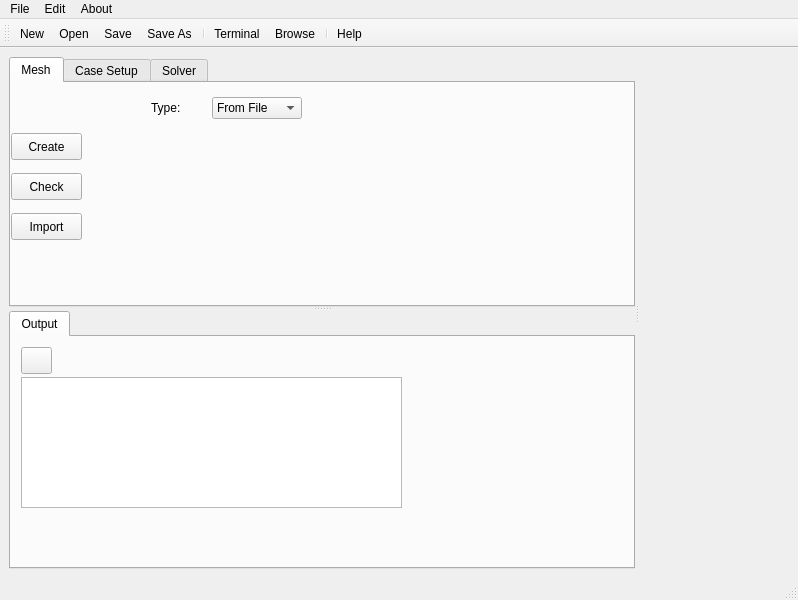
Before: the Qt Designer form petroFoam.ui in Eng-RSMY/petroFoam, drawn with Qt 5.
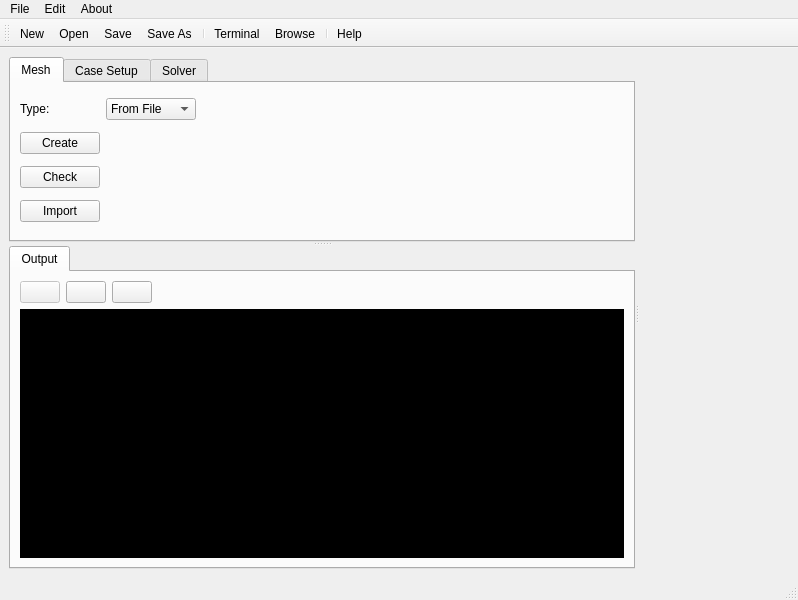
After: the same form once the commit is applied. Icons and pictures are not drawn.

Diff of the .ui file:
```diff
--- a/petroFoam.ui
+++ b/petroFoam.ui
@@ -49,103 +49,94 @@
             <attribute name="title">
              <string>Mesh</string>
             </attribute>
-            <widget class="QWidget" name="gridLayoutWidget">
-             <property name="geometry">
-              <rect>
-               <x>140</x>
-               <y>-10</y>
-               <width>151</width>
-               <height>71</height>
-              </rect>
-             </property>
-             <layout class="QGridLayout" name="gridLayout">
-              <item row="0" column="0">
-               <widget class="QLabel" name="label">
+            <layout class="QGridLayout" name="gridLayout_2">
+             <item row="1" column="0">
+              <widget class="QPushButton" name="pushButton_create">
+               <property name="text">
+                <string>Create</string>
+               </property>
+               <property name="icon">
+                <iconset resource="resources.qrc">
+                 <normaloff>:/newPrefix/images/fromHelyx/new16.png</normaloff>:/newPrefix/images/fromHelyx/new16.png</iconset>
+               </property>
+              </widget>
+             </item>
+             <item row="0" column="1">
+              <widget class="QComboBox" name="comboBoxMesh">
+               <item>
                 <property name="text">
-                 <string>Type:</string>
+                 <string>From File</string>
                 </property>
-               </widget>
-              </item>
-              <item row="0" column="1">
-               <widget class="QComboBox" name="comboBoxMesh">
-                <item>
-                 <property name="text">
-                  <string>From File</string>
-                 </property>
-                </item>
-                <item>
-                 <property name="text">
-                  <string>Base Mesh</string>
-                 </property>
-                </item>
-               </widget>
-              </item>
-             </layout>
-            </widget>
-            <widget class="QWidget" name="widget_4" native="true">
-             <property name="geometry">
-              <rect>
-               <x>80</x>
-               <y>80</y>
-               <width>281</width>
-               <height>101</height>
-              </rect>
-             </property>
-            </widget>
-            <widget class="QPushButton" name="pushButton_create">
-             <property name="geometry">
-              <rect>
-               <x>0</x>
-               <y>50</y>
-               <width>71</width>
-               <height>27</height>
-              </rect>
-             </property>
-             <property name="text">
-              <string>Create</string>
-             </property>
-             <property name="icon">
-              <iconset resource="resources.qrc">
-               <normaloff>:/newPrefix/images/fromHelyx/new16.png</normaloff>:/newPrefix/images/fromHelyx/new16.png</iconset>
-             </property>
-            </widget>
-            <widget class="QPushButton" name="pushButton_check">
-             <property name="geometry">
-              <rect>
-               <x>0</x>
-               <y>90</y>
-               <width>71</width>
-               <height>27</height>
-              </rect>
-             </property>
-             <property name="text">
-              <string>Check</string>
-             </property>
-             <property name="icon">
-              <iconset resource="resources.qrc">
-               <normaloff>:/newPrefix/images/fromHelyx/tick16.png</normaloff>:/newPrefix/images/fromHelyx/tick16.png</iconset>
-             </property>
-            </widget>
-            <widget class="QPushButton" name="pushButton_import">
-             <property name="enabled">
-              <bool>true</bool>
-             </property>
-             <property name="geometry">
-              <rect>
-               <x>0</x>
-               <y>130</y>
-               <width>71</width>
-               <height>27</height>
-              </rect>
-             </property>
-             <property name="text">
-              <string>Import</string>
-             </property>
-             <property name="icon">
-              <iconset resource="resources.qrc">
-               <normaloff>:/newPrefix/images/fromHelyx/import16.png</normaloff>:/newPrefix/images/fromHelyx/import16.png</iconset>
-             </property>
-            </widget>
+               </item>
+               <item>
+                <property name="text">
+                 <string>Base Mesh</string>
+                </property>
+               </item>
+              </widget>
+             </item>
+             <item row="0" column="0">
+              <widget class="QLabel" name="label">
+               <property name="text">
+                <string>Type:</string>
+               </property>
+              </widget>
+             </item>
+             <item row="3" column="0">
+              <widget class="QPushButton" name="pushButton_import">
+               <property name="enabled">
+                <bool>true</bool>
+               </property>
+               <property name="text">
+                <string>Import</string>
+               </property>
+               <property name="icon">
+                <iconset resource="resources.qrc">
+                 <normaloff>:/newPrefix/images/fromHelyx/import16.png</normaloff>:/newPrefix/images/fromHelyx/import16.png</iconset>
+               </property>
+              </widget>
+             </item>
+             <item row="0" column="3">
+              <layout class="QGridLayout" name="gridLayout"/>
+             </item>
+             <item row="2" column="0">
+              <widget class="QPushButton" name="pushButton_check">
+               <property name="text">
+                <string>Check</string>
+               </property>
+               <property name="icon">
+                <iconset resource="resources.qrc">
+                 <normaloff>:/newPrefix/images/fromHelyx/tick16.png</normaloff>:/newPrefix/images/fromHelyx/tick16.png</iconset>
+               </property>
+              </widget>
+             </item>
+             <item row="0" column="2">
+              <spacer name="horizontalSpacer_3">
+               <property name="orientation">
+                <enum>Qt::Horizontal</enum>
+               </property>
+               <property name="sizeHint" stdset="0">
+                <size>
+                 <width>40</width>
+                 <height>20</height>
+                </size>
+               </property>
+              </spacer>
+             </item>
+             <item row="1" column="1" colspan="2">
+              <spacer name="horizontalSpacer">
+               <property name="orientation">
+                <enum>Qt::Horizontal</enum>
+               </property>
+               <property name="sizeHint" stdset="0">
+                <size>
+                 <width>40</width>
+                 <height>20</height>
+                </size>
+               </property>
+              </spacer>
+             </item>
+            </layout>
            </widget>
            <widget class="QWidget" name="tab_2">
             <attribute name="title">
@@ -169,33 +160,476 @@
                <attribute name="title">
                 <string>Output</string>
                </attribute>
-               <widget class="QPushButton" name="pushButton">
-                <property name="geometry">
-                 <rect>
-                  <x>10</x>
-                  <y>10</y>
-                  <width>31</width>
-                  <height>27</height>
-                 </rect>
-                </property>
-                <property name="text">
-                 <string/>
-                </property>
-                <property name="icon">
-                 <iconset resource="resources.qrc">
-                  <normaloff>:/newPrefix/images/fromHelyx/fileSave16.png</normaloff>:/newPrefix/images/fromHelyx/fileSave16.png</iconset>
-                </property>
-               </widget>
-               <widget class="QTextEdit" name="textEdit">
-                <property name="geometry">
-                 <rect>
-                  <x>10</x>
-                  <y>40</y>
-                  <width>381</width>
-                  <height>131</height>
-                 </rect>
-                </property>
-               </widget>
+               <layout class="QGridLayout" name="gridLayout_3">
+                <item row="0" column="1">
+                 <widget class="QPushButton" name="pushButton">
+                  <property name="text">
+                   <string/>
+                  </property>
+                  <property name="icon">
+                   <iconset resource="resources.qrc">
+                    <normaloff>:/newPrefix/images/fromHelyx/fileSave16.png</normaloff>:/newPrefix/images/fromHelyx/fileSave16.png</iconset>
+                  </property>
+                 </widget>
+                </item>
+                <item row="1" column="0" colspan="4">
+                 <widget class="QTextEdit" name="textEdit">
+                  <property name="palette">
+                   <palette>
+                    <active>
+                     <colorrole role="WindowText">
+                      <brush brushstyle="SolidPattern">
+                       <color alpha="255">
+                        <red>255</red>
+                        <green>255</green>
+                        <blue>255</blue>
+                       </color>
+                      </brush>
+                     </colorrole>
+                     <colorrole role="Button">
+                      <brush brushstyle="SolidPattern">
+                       <color alpha="255">
+                        <red>0</red>
+                        <green>0</green>
+                        <blue>0</blue>
+                       </color>
+                      </brush>
+                     </colorrole>
+                     <colorrole role="Light">
+                      <brush brushstyle="SolidPattern">
+                       <color alpha="255">
+                        <red>0</red>
+                        <green>0</green>
+                        <blue>0</blue>
+                       </color>
+                      </brush>
+                     </colorrole>
+                     <colorrole role="Midlight">
+                      <brush brushstyle="SolidPattern">
+                       <color alpha="255">
+                        <red>0</red>
+                        <green>0</green>
+                        <blue>0</blue>
+                       </color>
+                      </brush>
+                     </colorrole>
+                     <colorrole role="Dark">
+                      <brush brushstyle="SolidPattern">
+                       <color alpha="255">
+                        <red>0</red>
+                        <green>0</green>
+                        <blue>0</blue>
+                       </color>
+                      </brush>
+                     </colorrole>
+                     <colorrole role="Mid">
+                      <brush brushstyle="SolidPattern">
+                       <color alpha="255">
+                        <red>0</red>
+                        <green>0</green>
+                        <blue>0</blue>
+                       </color>
+                      </brush>
+                     </colorrole>
+                     <colorrole role="Text">
+                      <brush brushstyle="SolidPattern">
+                       <color alpha="255">
+                        <red>255</red>
+                        <green>255</green>
+                        <blue>255</blue>
+                       </color>
+                      </brush>
+                     </colorrole>
+                     <colorrole role="BrightText">
+                      <brush brushstyle="SolidPattern">
+                       <color alpha="255">
+                        <red>255</red>
+                        <green>255</green>
+                        <blue>255</blue>
+                       </color>
+                      </brush>
+                     </colorrole>
+                     <colorrole role="ButtonText">
+                      <brush brushstyle="SolidPattern">
+                       <color alpha="255">
+                        <red>255</red>
+                        <green>255</green>
+                        <blue>255</blue>
+                       </color>
+                      </brush>
+                     </colorrole>
+                     <colorrole role="Base">
+                      <brush brushstyle="SolidPattern">
+                       <color alpha="255">
+                        <red>0</red>
+                        <green>0</green>
+                        <blue>0</blue>
+                       </color>
+                      </brush>
+                     </colorrole>
+                     <colorrole role="Window">
+                      <brush brushstyle="SolidPattern">
+                       <color alpha="255">
+                        <red>0</red>
+                        <green>0</green>
+                        <blue>0</blue>
+                       </color>
+                      </brush>
+                     </colorrole>
+                     <colorrole role="Shadow">
+                      <brush brushstyle="SolidPattern">
+                       <color alpha="255">
+                        <red>0</red>
+                        <green>0</green>
+                        <blue>0</blue>
+                       </color>
+                      </brush>
+                     </colorrole>
+                     <colorrole role="AlternateBase">
+                      <brush brushstyle="SolidPattern">
+                       <color alpha="255">
+                        <red>0</red>
+                        <green>0</green>
+                        <blue>0</blue>
+                       </color>
+                      </brush>
+                     </colorrole>
+                     <colorrole role="ToolTipBase">
+                      <brush brushstyle="SolidPattern">
+                       <color alpha="255">
+                        <red>255</red>
+                        <green>255</green>
+                        <blue>220</blue>
+                       </color>
+                      </brush>
+                     </colorrole>
+                     <colorrole role="ToolTipText">
+                      <brush brushstyle="SolidPattern">
+                       <color alpha="255">
+                        <red>0</red>
+                        <green>0</green>
+                        <blue>0</blue>
+                       </color>
+                      </brush>
+                     </colorrole>
+                    </active>
+                    <inactive>
+                     <colorrole role="WindowText">
+                      <brush brushstyle="SolidPattern">
+                       <color alpha="255">
+                        <red>255</red>
+                        <green>255</green>
+                        <blue>255</blue>
+                       </color>
+                      </brush>
+                     </colorrole>
+                     <colorrole role="Button">
+                      <brush brushstyle="SolidPattern">
+                       <color alpha="255">
+                        <red>0</red>
+                        <green>0</green>
+                        <blue>0</blue>
+                       </color>
+                      </brush>
+                     </colorrole>
+                     <colorrole role="Light">
+                      <brush brushstyle="SolidPattern">
+                       <color alpha="255">
+                        <red>0</red>
+                        <green>0</green>
+                        <blue>0</blue>
+                       </color>
+                      </brush>
+                     </colorrole>
+                     <colorrole role="Midlight">
+                      <brush brushstyle="SolidPattern">
+                       <color alpha="255">
+                        <red>0</red>
+                        <green>0</green>
+                        <blue>0</blue>
+                       </color>
+                      </brush>
+                     </colorrole>
+                     <colorrole role="Dark">
+                      <brush brushstyle="SolidPattern">
+                       <color alpha="255">
+                        <red>0</red>
+                        <green>0</green>
+                        <blue>0</blue>
+                       </color>
+                      </brush>
+                     </colorrole>
+                     <colorrole role="Mid">
+                      <brush brushstyle="SolidPattern">
+                       <color alpha="255">
+                        <red>0</red>
+                        <green>0</green>
+                        <blue>0</blue>
+                       </color>
+                      </brush>
+                     </colorrole>
+                     <colorrole role="Text">
+                      <brush brushstyle="SolidPattern">
+                       <color alpha="255">
+                        <red>255</red>
+                        <green>255</green>
+                        <blue>255</blue>
+                       </color>
+                      </brush>
+                     </colorrole>
+                     <colorrole role="BrightText">
+                      <brush brushstyle="SolidPattern">
+                       <color alpha="255">
+                        <red>255</red>
+                        <green>255</green>
+                        <blue>255</blue>
+                       </color>
+                      </brush>
+                     </colorrole>
+                     <colorrole role="ButtonText">
+                      <brush brushstyle="SolidPattern">
+                       <color alpha="255">
+                        <red>255</red>
+                        <green>255</green>
+                        <blue>255</blue>
+                       </color>
+                      </brush>
+                     </colorrole>
+                     <colorrole role="Base">
+                      <brush brushstyle="SolidPattern">
+                       <color alpha="255">
+                        <red>0</red>
+                        <green>0</green>
+                        <blue>0</blue>
+                       </color>
+                      </brush>
+                     </colorrole>
+                     <colorrole role="Window">
+                      <brush brushstyle="SolidPattern">
+                       <color alpha="255">
+                        <red>0</red>
+                        <green>0</green>
+                        <blue>0</blue>
+                       </color>
+                      </brush>
+                     </colorrole>
+                     <colorrole role="Shadow">
+                      <brush brushstyle="SolidPattern">
+                       <color alpha="255">
+                        <red>0</red>
+                        <green>0</green>
+                        <blue>0</blue>
+                       </color>
+                      </brush>
+                     </colorrole>
+                     <colorrole role="AlternateBase">
+                      <brush brushstyle="SolidPattern">
+                       <color alpha="255">
+                        <red>0</red>
+                        <green>0</green>
+                        <blue>0</blue>
+                       </color>
+                      </brush>
+                     </colorrole>
+                     <colorrole role="ToolTipBase">
+                      <brush brushstyle="SolidPattern">
+                       <color alpha="255">
+                        <red>255</red>
+                        <green>255</green>
+                        <blue>220</blue>
+                       </color>
+                      </brush>
+                     </colorrole>
+                     <colorrole role="ToolTipText">
+                      <brush brushstyle="SolidPattern">
+                       <color alpha="255">
+                        <red>0</red>
+                        <green>0</green>
+                        <blue>0</blue>
+                       </color>
+                      </brush>
+                     </colorrole>
+                    </inactive>
+                    <disabled>
+                     <colorrole role="WindowText">
+                      <brush brushstyle="SolidPattern">
+                       <color alpha="255">
+                        <red>0</red>
+                        <green>0</green>
+                        <blue>0</blue>
+                       </color>
+                      </brush>
+                     </colorrole>
+                     <colorrole role="Button">
+                      <brush brushstyle="SolidPattern">
+                       <color alpha="255">
+                        <red>0</red>
+                        <green>0</green>
+                        <blue>0</blue>
+                       </color>
+                      </brush>
+                     </colorrole>
+                     <colorrole role="Light">
+                      <brush brushstyle="SolidPattern">
+                       <color alpha="255">
+                        <red>0</red>
+                        <green>0</green>
+                        <blue>0</blue>
+                       </color>
+                      </brush>
+                     </colorrole>
+                     <colorrole role="Midlight">
+                      <brush brushstyle="SolidPattern">
+                       <color alpha="255">
+                        <red>0</red>
+                        <green>0</green>
+                        <blue>0</blue>
+                       </color>
+                      </brush>
+                     </colorrole>
+                     <colorrole role="Dark">
+                      <brush brushstyle="SolidPattern">
+                       <color alpha="255">
+                        <red>0</red>
+                        <green>0</green>
+                        <blue>0</blue>
+                       </color>
+                      </brush>
+                     </colorrole>
+                     <colorrole role="Mid">
+                      <brush brushstyle="SolidPattern">
+                       <color alpha="255">
+                        <red>0</red>
+                        <green>0</green>
+                        <blue>0</blue>
+                       </color>
+                      </brush>
+                     </colorrole>
+                     <colorrole role="Text">
+                      <brush brushstyle="SolidPattern">
+                       <color alpha="255">
+                        <red>0</red>
+                        <green>0</green>
+                        <blue>0</blue>
+                       </color>
+                      </brush>
+                     </colorrole>
+                     <colorrole role="BrightText">
+                      <brush brushstyle="SolidPattern">
+                       <color alpha="255">
+                        <red>255</red>
+                        <green>255</green>
+                        <blue>255</blue>
+                       </color>
+                      </brush>
+                     </colorrole>
+                     <colorrole role="ButtonText">
+                      <brush brushstyle="SolidPattern">
+                       <color alpha="255">
+                        <red>0</red>
+                        <green>0</green>
+                        <blue>0</blue>
+                       </color>
+                      </brush>
+                     </colorrole>
+                     <colorrole role="Base">
+                      <brush brushstyle="SolidPattern">
+                       <color alpha="255">
+                        <red>0</red>
+                        <green>0</green>
+                        <blue>0</blue>
+                       </color>
+                      </brush>
+                     </colorrole>
+                     <colorrole role="Window">
+                      <brush brushstyle="SolidPattern">
+                       <color alpha="255">
+                        <red>0</red>
+                        <green>0</green>
+                        <blue>0</blue>
+                       </color>
+                      </brush>
+                     </colorrole>
+                     <colorrole role="Shadow">
+                      <brush brushstyle="SolidPattern">
+                       <color alpha="255">
+                        <red>0</red>
+                        <green>0</green>
+                        <blue>0</blue>
+                       </color>
+                      </brush>
+                     </colorrole>
+                     <colorrole role="AlternateBase">
+                      <brush brushstyle="SolidPattern">
+                       <color alpha="255">
+                        <red>0</red>
+                        <green>0</green>
+                        <blue>0</blue>
+                       </color>
+                      </brush>
+                     </colorrole>
+                     <colorrole role="ToolTipBase">
+                      <brush brushstyle="SolidPattern">
+                       <color alpha="255">
+                        <red>255</red>
+                        <green>255</green>
+                        <blue>220</blue>
+                       </color>
+                      </brush>
+                     </colorrole>
+                     <colorrole role="ToolTipText">
+                      <brush brushstyle="SolidPattern">
+                       <color alpha="255">
+                        <red>0</red>
+                        <green>0</green>
+                        <blue>0</blue>
+                       </color>
+                      </brush>
+                     </colorrole>
+                    </disabled>
+                   </palette>
+                  </property>
+                 </widget>
+                </item>
+                <item row="0" column="2">
+                 <widget class="QPushButton" name="pushButton_2">
+                  <property name="text">
+                   <string/>
+                  </property>
+                  <property name="icon">
+                   <iconset resource="resources.qrc">
+                    <normaloff>:/newPrefix/images/fromHelyx/browseFile16.png</normaloff>:/newPrefix/images/fromHelyx/browseFile16.png</iconset>
+                  </property>
+                 </widget>
+                </item>
+                <item row="0" column="3">
+                 <spacer name="horizontalSpacer_2">
+                  <property name="orientation">
+                   <enum>Qt::Horizontal</enum>
+                  </property>
+                  <property name="sizeHint" stdset="0">
+                   <size>
+                    <width>40</width>
+                    <height>20</height>
+                   </size>
+                  </property>
+                 </spacer>
+                </item>
+                <item row="0" column="0">
+                 <widget class="QPushButton" name="pushButton_3">
+                  <property name="enabled">
+                   <bool>false</bool>
+                  </property>
+                  <property name="text">
+                   <string/>
+                  </property>
+                  <property name="icon">
+                   <iconset resource="resources.qrc">
+                    <normaloff>:/newPrefix/images/fromHelyx/stop16.png</normaloff>:/newPrefix/images/fromHelyx/stop16.png</iconset>
+                  </property>
+                 </widget>
+                </item>
+               </layout>
               </widget>
              </widget>
             </item>
```
Left out of the diff: 25 changed lines with no effect on the pictures.
